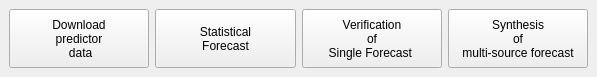
Old version of the form cft.ui in the repository sadccsc/cft.
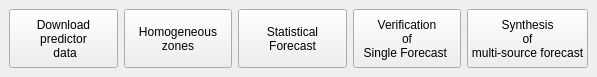
New version of the form.

Patch:
```diff
--- a/cft.ui
+++ b/cft.ui
@@ -48,6 +48,24 @@
       </property>
      </widget>
     </item>
+    <item>
+     <widget class="QPushButton" name="zoningButton">
+      <property name="sizePolicy">
+       <sizepolicy hsizetype="Expanding" vsizetype="Preferred">
+        <horstretch>0</horstretch>
+        <verstretch>0</verstretch>
+       </sizepolicy>
+      </property>
+      <property name="text">
+       <string>Homogeneous 
+zones</string>
+      </property>
+      <property name="wordWrap" stdset="0">
+       <bool>true</bool>
+      </property>
+     </widget>
+    </item>
+
     <item>
      <widget class="QPushButton" name="forecastButton">
       <property name="sizePolicy">
```
